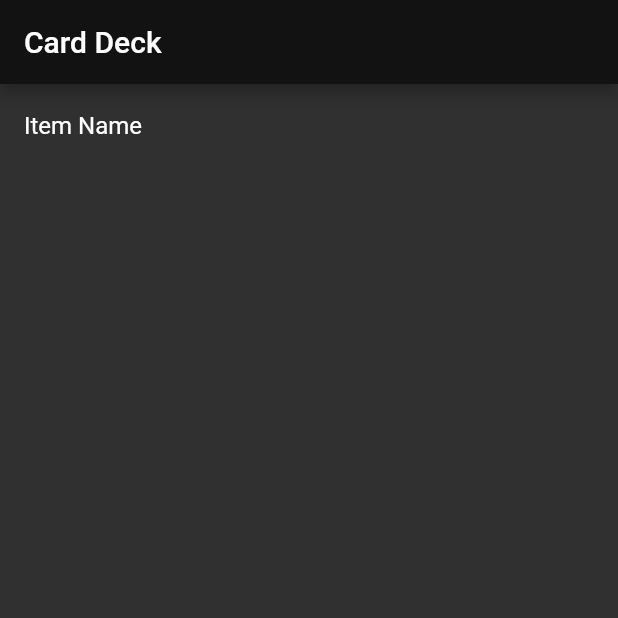
After one commit to Incurafy/card_maker, a Flutter app: the screen it shows after launch, on a phone screen of 412 x 824 dp, the top half of it. The commit adds this screen. Run offline on Flutter 3.47's test engine with Material 2 defaults, Android fonts, the phone set to English and light mode, and no system bars.

Commit message:
Renamed files/classes and moved deck screen into its own file

```diff
--- /dev/null
+++ b/lib/src/deck_screen.dart
@@ -0,0 +1,39 @@
+// deck_screen.dart
+
+import 'package:flutter/material.dart';
+import 'package:card_maker/src/card_screen.dart';
+import 'package:card_maker/src/item_card.dart';
+
+// Primary screen, displays the full list of item cards
+class DeckScreen extends StatelessWidget {
+  const DeckScreen({Key? key, required this.title, required this.itemCards}) : super(key: key);
+
+  final String title;
+  final List<ItemCard> itemCards;
+
+  @override
+  Widget build(BuildContext context) {
+    return Scaffold(
+      appBar: AppBar(
+        title: const Text("Card Deck"),
+      ),
+      // List of existing item cards
+      body: ListView.builder(
+        itemCount: itemCards.length,
+        itemBuilder: (context, index) {
+          return ListTile(
+            title: Text(itemCards[index].itemName),
+            onTap: () {
+              Navigator.push(
+                context,
+                MaterialPageRoute(
+                  builder: (context) => CardScreen(itemCard: itemCards[index])
+                )
+              );
+            }
+          );
+        }
+      ),
+    );
+  }
+}
--- a/lib/src/item_card.dart
+++ b/lib/src/item_card.dart
@@ -1,7 +1,7 @@
-// card.dart
+// item_card.dart
 
+// Defines an item card and its properties (many not listed)
 class ItemCard {
-  // TODO: Add the rest
   final String itemName;
   final String itemDesc;
 
```
Also changed, not shown: lib/main.dart (+2 -35 lines), lib/src/card_screen.dart (renamed from lib/src/card_details.dart, +4 -3 lines).
